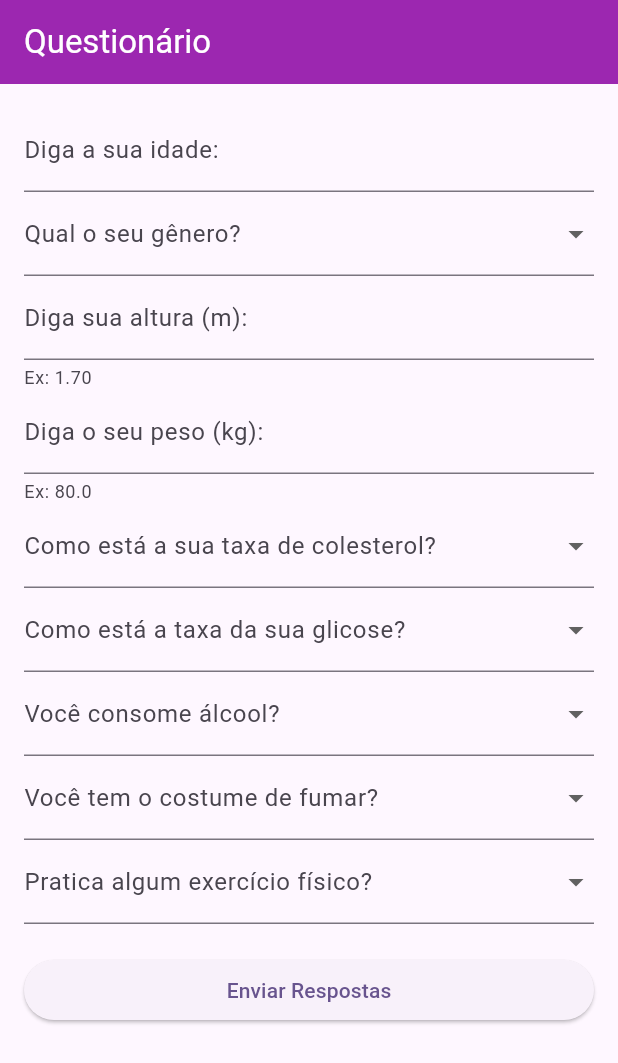
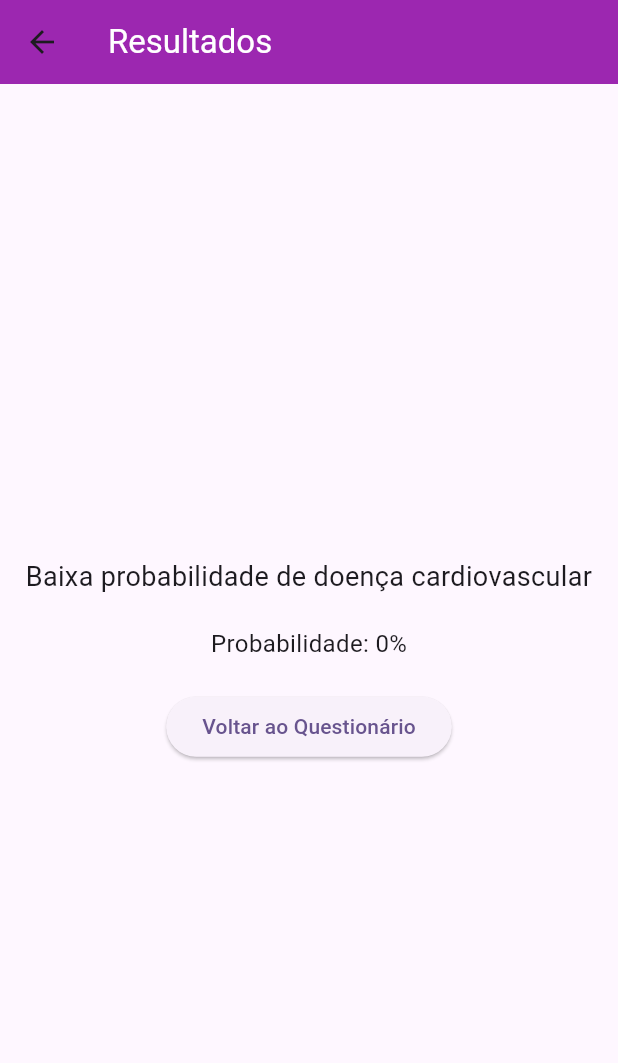
Before and after one commit to lucas-dan202/ESSI2, a Flutter app: the QuestionarioPage screen opened directly, after a tap on "Enviar Respostas", on a phone screen of 412 x 824 dp. Shown: the top 1063 px of the screen. Run offline on Flutter 3.47's test engine with Material 3 defaults, Android fonts, the light colour scheme and no system bars.

Commit message:
página de resultados

```diff
--- a/lib/main.dart
+++ b/lib/main.dart
@@ -25,7 +25,6 @@ class MyHomePage extends StatefulWidget {
   const MyHomePage({Key? key});
 
   @override
-  // ignore: library_private_types_in_public_api
   _MyHomePageState createState() => _MyHomePageState();
 }
 
@@ -204,8 +203,24 @@ class SecondPage extends StatelessWidget {
   }
 }
 
-class QuestionarioPage extends StatelessWidget {
+class QuestionarioPage extends StatefulWidget {
   const QuestionarioPage({Key? key});
+
+  @override
+  // ignore: library_private_types_in_public_api
+  _QuestionarioPageState createState() => _QuestionarioPageState();
+}
+
+class _QuestionarioPageState extends State<QuestionarioPage> {
+  int? idade;
+  String? genero;
+  double? altura;
+  double? peso;
+  String? colesterol;
+  String? glicose;
+  bool? consomeAlcool;
+  bool? fuma;
+  bool? praticaExercicio;
 
   @override
   Widget build(BuildContext context) {
@@ -227,28 +242,86 @@ class QuestionarioPage extends StatelessWidget {
               decoration: const InputDecoration(
                 labelText: 'Diga a sua idade:'
               ),
+              keyboardType: TextInputType.number,
+              onChanged: (value) {
+                setState(() {
+                  idade = int.tryParse(value);
+                });
+              },
             ),
-            _buildDropdownFormField('Qual o seu gênero?', ['Feminino', 'Masculino']),
+            _buildDropdownFormField('Qual o seu gênero?', ['Masculino', 'Feminino'], (String? value) {
+              setState(() {
+                genero = value;
+              });
+            }),
             TextFormField(
               decoration: const InputDecoration(
                 labelText: 'Diga sua altura (m):',
                 helperText: 'Ex: 1.70',
               ),
+              keyboardType: const TextInputType.numberWithOptions(decimal: true),
+              onChanged: (value) {
+                setState(() {
+                  altura = double.tryParse(value);
+                });
+              },
             ),
             TextFormField(
               decoration: const InputDecoration(
                 labelText: 'Diga o seu peso (kg):',
                 helperText: 'Ex: 80.0',
               ),
+              keyboardType: const TextInputType.numberWithOptions(decimal: true),
+              onChanged: (value) {
+                setState(() {
+                  peso = double.tryParse(value);
+                });
+              },
             ),
-            _buildDropdownFormField('Como está a sua taxa de colesterol?', ['Normal', 'Acima do Normal', 'Muito Acima do Normal']),
-            _buildDropdownFormField('Como está a taxa da sua glicose?', ['Normal', 'Acima do Normal', 'Muito Acima do Normal']),
-            _buildDropdownFormField('Você consome álcool?', ['Não', 'Sim']),
-            _buildDropdownFormField('Você tem o costume de fumar?', ['Não', 'Sim']),
-            _buildDropdownFormField('Pratica algum exercício físico?', ['Não', 'Sim']),
+            _buildDropdownFormField('Como está a sua taxa de colesterol?', ['Normal', 'Acima do Normal', 'Muito Acima do Normal'], (String? value) {
+              setState(() {
+                colesterol = value;
+              });
+            }),
+            _buildDropdownFormField('Como está a taxa da sua glicose?', ['Normal', 'Acima do Normal', 'Muito Acima do Normal'], (String? value) {
+              setState(() {
+                glicose = value;
+              });
+            }),
+            _buildDropdownFormField('Você consome álcool?', ['Não', 'Sim'], (String? value) {
+              setState(() {
+                consomeAlcool = value == 'Sim';
+              });
+            }),
+            _buildDropdownFormField('Você tem o costume de fumar?', ['Não', 'Sim'], (String? value) {
+              setState(() {
+                fuma = value == 'Sim';
+              });
+            }),
+            _buildDropdownFormField('Pratica algum exercício físico?', ['Não', 'Sim'], (String? value) {
+              setState(() {
+                praticaExercicio = value == 'Sim';
+              });
+            }),
             const SizedBox(height: 20),
             ElevatedButton(
               onPressed: () {
+                Navigator.push(
+                  context,
+                  MaterialPageRoute(
+                    builder: (context) => ResultadoPage(
+                      idade: idade ?? 0,
+                      genero: genero ?? '',
+                      altura: altura ?? 0.0,
+                      peso: peso ?? 0.0,
+                      colesterol: colesterol ?? '',
+                      glicose: glicose ?? '',
+                      consomeAlcool: consomeAlcool ?? false,
+                      fuma: fuma ?? false,
+                      praticaExercicio: praticaExercicio ?? false,
+                    ),
+                  ),
+                );
               },
               child: const Text('Enviar Respostas'),
             ),
@@ -258,7 +331,7 @@ class QuestionarioPage extends StatelessWidget {
     );
   }
 
-  Widget _buildDropdownFormField(String labelText, List<String> options) {
+  Widget _buildDropdownFormField(String labelText, List<String> options, void Function(String?) onChanged) {
     return DropdownButtonFormField<String>(
       decoration: InputDecoration(labelText: labelText),
       items: options.map((String option) {
@@ -267,8 +340,132 @@ class QuestionarioPage extends StatelessWidget {
           child: Text(option),
         );
       }).toList(),
-      onChanged: (String? value) {
-      },
+      onChanged: onChanged,
     );
   }
 }
+
+class ResultadoPage extends StatelessWidget {
+  final int idade;
+  final String genero;
+  final double altura;
+  final double peso;
+  final String colesterol;
+  final String glicose;
+  final bool consomeAlcool;
+  final bool fuma;
+  final bool praticaExercicio;
+
+  const ResultadoPage({
+    Key? key,
+    required this.idade,
+    required this.genero,
+    required this.altura,
+    required this.peso,
+    required this.colesterol,
+    required this.glicose,
+    required this.consomeAlcool,
+    required this.fuma,
+    required this.praticaExercicio,
+  }) : super(key: key);
+
+  @override
+  Widget build(BuildContext context) {
+
+    bool temDoencaCardiovascular = false;
+    double probabilidade = 0.0;
+
+
+    if (idade > 50) {
+      probabilidade += 0.2;
+    }
+
+    if (genero == 'Feminino') {
+      probabilidade += 0.1;
+    }
+
+    double imc = peso / (altura * altura);
+    if (imc >= 25) {
+      probabilidade += 0.15;
+    }
+
+    if (colesterol == 'Normal') {
+      probabilidade += 0.05;
+    } else if (colesterol == 'Acima do Normal') {
+      probabilidade += 0.15;
+    } else if (colesterol == 'Muito Acima do Normal') {
+      probabilidade += 0.3;
+    }
+
+    if (glicose == 'Normal') {
+      probabilidade += 0.05;
+    } else if (glicose == 'Acima do Normal') {
+      probabilidade += 0.15;
+    } else if (glicose == 'Muito Acima do Normal') {
+      probabilidade += 0.3;
+    }
+
+    if (consomeAlcool) {
+      probabilidade += 0.15;
+    }
+
+    if (fuma) {
+      probabilidade += 0.3;
+    }
+
+    if (praticaExercicio) {
+      probabilidade -= 0.2;
+    }
+
+
+    if (probabilidade >= 0.7) {
+      temDoencaCardiovascular = true;
+    }
+
+    String resultado = temDoencaCardiovascular
+        ? 'Alta probabilidade de doença cardiovascular'
+        : 'Baixa probabilidade de doença cardiovascular';
+
+    int porcentagem = (probabilidade * 100).round();
+
+    return Scaffold(
+      appBar: AppBar(
+        title: const Text(
+          'Resultados',
+          style: TextStyle(color: Colors.white),
+        ),
+        backgroundColor: Colors.purple,
+      ),
+      body: Center(
+        child: Column(
+          mainAxisAlignment: MainAxisAlignment.center,
+          children: <Widget>[
+            Text(
+              resultado,
+              style: const TextStyle(
+                fontSize: 18,
+                fontWeight: FontWeight.normal,
+              ),
+              textAlign: TextAlign.center,
+            ),
+            const SizedBox(height: 20),
+            Text(
+              'Probabilidade: $porcentagem%',
+              style: const TextStyle(
+                fontSize: 16,
+                fontWeight: FontWeight.normal,
+              ),
+            ),
+            const SizedBox(height: 20),
+            ElevatedButton(
+              onPressed: () {
+                Navigator.pop(context);
+              },
+              child: const Text('Voltar ao Questionário'),
+            ),
+          ],
+        ),
+      ),
+    );
+  }
+}
```
